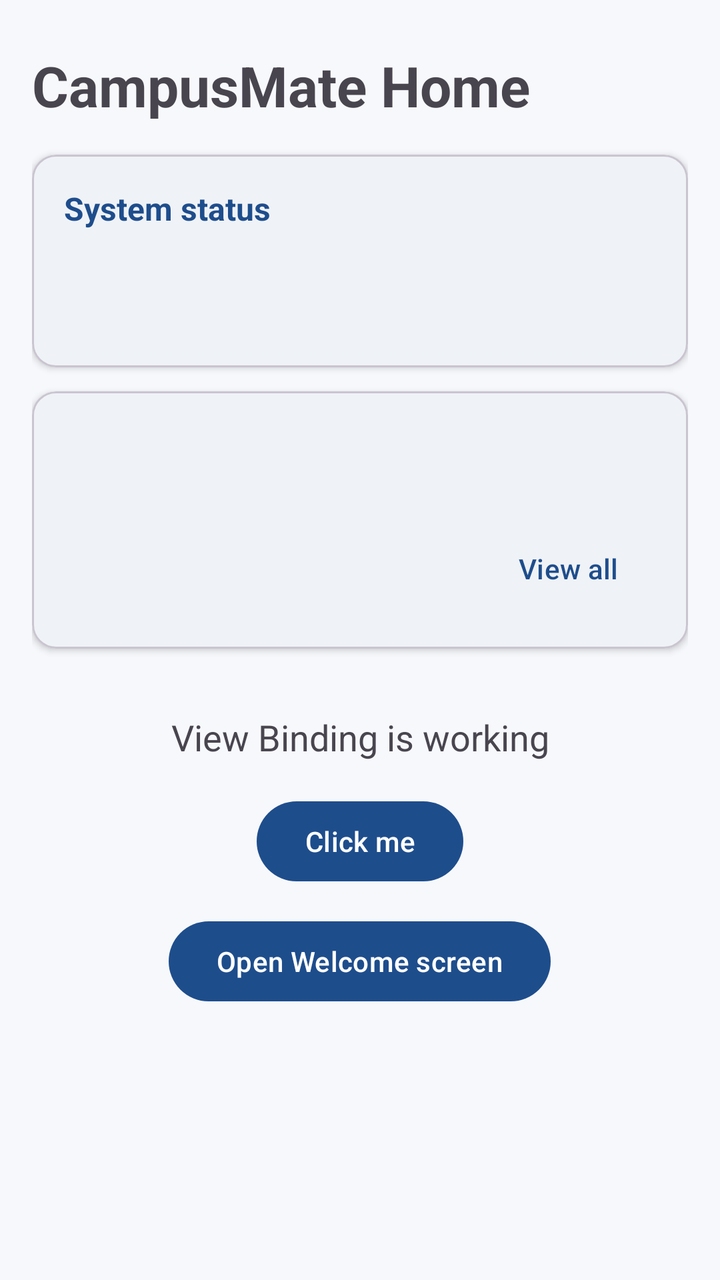
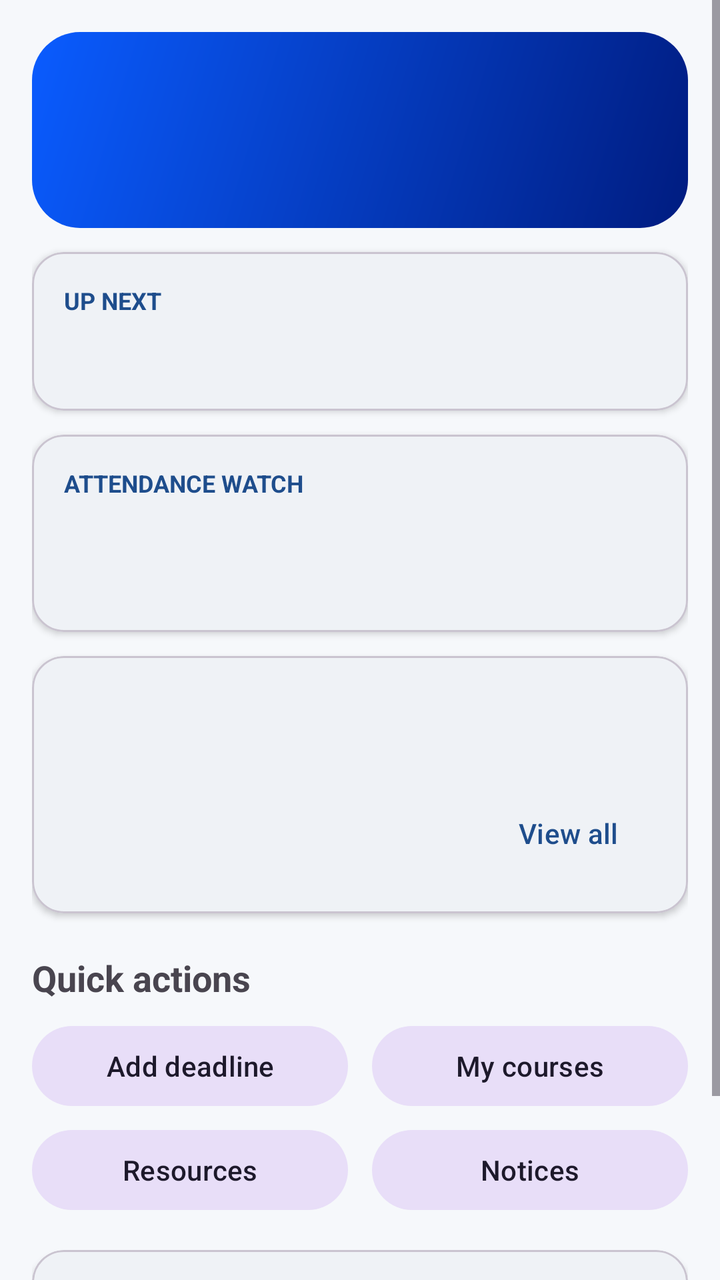

Compare the two renders of this Android layout. The source of the first and the diff that turns it into the second are given below.
<!-- AndroidManifest.xml: application theme Theme.CampusMate -->
<!-- res/layout/fragment_home.xml -->
<?xml version="1.0" encoding="utf-8"?>
<ScrollView xmlns:android="http://schemas.android.com/apk/res/android"
    xmlns:app="http://schemas.android.com/apk/res-auto"
    android:layout_width="match_parent"
    android:layout_height="match_parent"
    android:fillViewport="true">

    <LinearLayout
        android:layout_width="match_parent"
        android:layout_height="wrap_content"
        android:orientation="vertical"
        android:paddingStart="16dp"
        android:paddingTop="24dp"
        android:paddingEnd="16dp"
        android:paddingBottom="24dp">

        <TextView
            android:id="@+id/textTitle"
            android:layout_width="match_parent"
            android:layout_height="wrap_content"
            android:text="@string/home_title"
            android:textSize="28sp"
            android:textStyle="bold" />

        <com.google.android.material.card.MaterialCardView
            android:id="@+id/cardSystemStatus"
            android:layout_width="match_parent"
            android:layout_height="wrap_content"
            android:layout_marginTop="16dp"
            app:cardBackgroundColor="@color/cm_surface"
            app:cardCornerRadius="12dp"
            app:cardElevation="2dp">

            <LinearLayout
                android:layout_width="match_parent"
                android:layout_height="wrap_content"
                android:orientation="vertical"
                android:padding="16dp">

                <TextView
                    android:layout_width="wrap_content"
                    android:layout_height="wrap_content"
                    android:text="@string/system_status_title"
                    android:textColor="?attr/colorPrimary"
                    android:textSize="16sp"
                    android:textStyle="bold" />

                <TextView
                    android:id="@+id/textAirplane"
                    android:layout_width="match_parent"
                    android:layout_height="wrap_content"
                    android:layout_marginTop="8dp"
                    android:textSize="15sp" />

                <TextView
                    android:id="@+id/textPowerSave"
                    android:layout_width="match_parent"
                    android:layout_height="wrap_content"
                    android:layout_marginTop="4dp"
                    android:textSize="15sp" />

                <TextView
                    android:id="@+id/textStatusHint"
                    android:layout_width="match_parent"
                    android:layout_height="wrap_content"
                    android:layout_marginTop="8dp"
                    android:textColor="?attr/colorSecondary"
                    android:textSize="13sp"
                    android:textStyle="italic"
                    android:visibility="gone" />
            </LinearLayout>
        </com.google.android.material.card.MaterialCardView>

        <com.google.android.material.card.MaterialCardView
            android:id="@+id/cardDeadlines"
            android:layout_width="match_parent"
            android:layout_height="wrap_content"
            android:layout_marginTop="12dp"
            app:cardBackgroundColor="@color/cm_surface"
            app:cardCornerRadius="12dp"
            app:cardElevation="2dp">

            <LinearLayout
                android:layout_width="match_parent"
                android:layout_height="wrap_content"
                android:orientation="vertical"
                android:padding="16dp">

                <TextView
                    android:id="@+id/textDeadlineTitle"
                    android:layout_width="wrap_content"
                    android:layout_height="wrap_content"
                    android:textColor="?attr/colorPrimary"
                    android:textSize="16sp"
                    android:textStyle="bold" />

                <TextView
                    android:id="@+id/textDeadlineList"
                    android:layout_width="match_parent"
                    android:layout_height="wrap_content"
                    android:layout_marginTop="8dp"
                    android:textSize="14sp" />

                <com.google.android.material.button.MaterialButton
                    android:id="@+id/buttonOpenDeadlines"
                    style="@style/Widget.Material3.Button.TextButton"
                    android:layout_width="wrap_content"
                    android:layout_height="wrap_content"
                    android:layout_gravity="end"
                    android:text="@string/deadline_card_open" />
            </LinearLayout>
        </com.google.android.material.card.MaterialCardView>

        <TextView
            android:id="@+id/textStatus"
            android:layout_width="match_parent"
            android:layout_height="wrap_content"
            android:layout_marginTop="32dp"
            android:gravity="center"
            android:text="@string/home_subtitle"
            android:textSize="18sp" />

        <Button
            android:id="@+id/buttonTest"
            android:layout_width="wrap_content"
            android:layout_height="wrap_content"
            android:layout_gravity="center_horizontal"
            android:layout_marginTop="16dp"
            android:text="@string/home_button_click" />

        <Button
            android:id="@+id/buttonOpenWelcome"
            android:layout_width="wrap_content"
            android:layout_height="wrap_content"
            android:layout_gravity="center_horizontal"
            android:layout_marginTop="12dp"
            android:text="@string/home_button_open_welcome" />
    </LinearLayout>
</ScrollView>
<!-- resources referenced by this layout -->
<resources>
  <color name="cm_surface">#FFFFFF</color>
  <string name="deadline_card_open">View all</string>
  <string name="home_button_click">Click me</string>
  <string name="home_button_open_welcome">Open Welcome screen</string>
  <string name="home_subtitle">View Binding is working</string>
  <string name="home_title">CampusMate Home</string>
  <string name="system_status_title">System status</string>
  <style name="Theme.CampusMate" parent="Base.Theme.CampusMate" />
  <style name="Base.Theme.CampusMate" parent="Theme.Material3.DayNight.NoActionBar">
          <item name="colorPrimary">@color/cm_primary</item>
          <item name="colorOnPrimary">@color/cm_on_primary</item>
          <item name="colorSecondary">@color/cm_secondary</item>
          <item name="colorOnSecondary">@color/cm_on_secondary</item>
          <item name="android:colorBackground">@color/cm_background</item>
          <item name="colorSurface">@color/cm_surface</item>
          <item name="colorOnSurface">@color/cm_on_surface</item>
          <item name="colorError">@color/cm_error</item>
          <item name="android:statusBarColor">@color/cm_primary_dark</item>
      </style>
  <color name="cm_primary">#1E4D8C</color>
  <color name="cm_on_primary">#FFFFFF</color>
  <color name="cm_secondary">#00897B</color>
  <color name="cm_on_secondary">#FFFFFF</color>
  <color name="cm_background">#F6F8FB</color>
  <color name="cm_on_surface">#1B1F24</color>
  <color name="cm_error">#B3261E</color>
  <color name="cm_primary_dark">#12325C</color>
</resources>

<!-- the commit's change to res/layout/fragment_home.xml (unified diff, before → after) -->
@@ -9,26 +9,306 @@
         android:layout_width="match_parent"
         android:layout_height="wrap_content"
         android:orientation="vertical"
-        android:paddingStart="16dp"
-        android:paddingTop="24dp"
-        android:paddingEnd="16dp"
-        android:paddingBottom="24dp">
+        android:padding="16dp">
+
+        <LinearLayout
+            android:id="@+id/cardHeader"
+            android:layout_width="match_parent"
+            android:layout_height="wrap_content"
+            android:background="@drawable/bg_home_header"
+            android:orientation="vertical"
+            android:padding="20dp">
+
+            <TextView
+                android:id="@+id/textGreeting"
+                android:layout_width="match_parent"
+                android:layout_height="wrap_content"
+                android:textColor="@android:color/white"
+                android:textSize="26sp"
+                android:textStyle="bold" />
+
+            <TextView
+                android:id="@+id/textDate"
+                android:layout_width="match_parent"
+                android:layout_height="wrap_content"
+                android:layout_marginTop="4dp"
+                android:textColor="#E6FFFFFF"
+                android:textSize="14sp" />
+
+            <TextView
+                android:id="@+id/textClassInfo"
+                android:layout_width="wrap_content"
+                android:layout_height="wrap_content"
+                android:layout_marginTop="10dp"
+                android:textColor="@android:color/white"
+                android:textSize="13sp"
+                android:textStyle="bold"
+                android:visibility="gone" />
+        </LinearLayout>
+
+        <com.google.android.material.card.MaterialCardView
+            android:id="@+id/cardNextClass"
+            android:layout_width="match_parent"
+            android:layout_height="wrap_content"
+            android:layout_marginTop="12dp"
+            android:clickable="true"
+            android:focusable="true"
+            app:cardBackgroundColor="@color/cm_surface"
+            app:cardCornerRadius="16dp"
+            app:cardElevation="2dp">
+
+            <LinearLayout
+                android:layout_width="match_parent"
+                android:layout_height="wrap_content"
+                android:orientation="vertical"
+                android:padding="16dp">
+
+                <TextView
+                    android:layout_width="wrap_content"
+                    android:layout_height="wrap_content"
+                    android:text="@string/home_next_label"
+                    android:textColor="?attr/colorPrimary"
+                    android:textSize="12sp"
+                    android:textStyle="bold" />
+
+                <TextView
+                    android:id="@+id/textNextCourse"
+                    android:layout_width="match_parent"
+                    android:layout_height="wrap_content"
+                    android:layout_marginTop="4dp"
+                    android:textSize="20sp"
+                    android:textStyle="bold" />
+
+                <TextView
+                    android:id="@+id/textNextTitle"
+                    android:layout_width="match_parent"
+                    android:layout_height="wrap_content"
+                    android:textSize="14sp"
+                    android:visibility="gone" />
+
+                <TextView
+                    android:id="@+id/textNextTime"
+                    android:layout_width="match_parent"
+                    android:layout_height="wrap_content"
+                    android:layout_marginTop="6dp"
+                    android:textSize="14sp"
+                    android:visibility="gone" />
+
+                <TextView
+                    android:id="@+id/textNextWhen"
+                    android:layout_width="match_parent"
+                    android:layout_height="wrap_content"
+                    android:layout_marginTop="4dp"
+                    android:textColor="?attr/colorSecondary"
+                    android:textSize="14sp"
+                    android:textStyle="bold"
+                    android:visibility="gone" />
+            </LinearLayout>
+        </com.google.android.material.card.MaterialCardView>
+
+        <com.google.android.material.card.MaterialCardView
+            android:id="@+id/cardAttendance"
+            android:layout_width="match_parent"
+            android:layout_height="wrap_content"
+            android:layout_marginTop="12dp"
+            android:clickable="true"
+            android:focusable="true"
+            app:cardBackgroundColor="@color/cm_surface"
+            app:cardCornerRadius="16dp"
+            app:cardElevation="2dp">
+
+            <LinearLayout
+                android:layout_width="match_parent"
+                android:layout_height="wrap_content"
+                android:orientation="vertical"
+                android:padding="16dp">
+
+                <TextView
+                    android:layout_width="wrap_content"
+                    android:layout_height="wrap_content"
+                    android:text="@string/home_attendance_label"
+                    android:textColor="?attr/colorPrimary"
+                    android:textSize="12sp"
+                    android:textStyle="bold" />
+
+                <TextView
+                    android:id="@+id/textAttendanceLine"
+                    android:layout_width="match_parent"
+                    android:layout_height="wrap_content"
+                    android:layout_marginTop="4dp"
+                    android:textSize="17sp"
+                    android:textStyle="bold" />
+
+                <com.google.android.material.progressindicator.LinearProgressIndicator
+                    android:id="@+id/progressAttendance"
+                    android:layout_width="match_parent"
+                    android:layout_height="wrap_content"
+                    android:layout_marginTop="8dp"
+                    android:max="100"
+                    android:visibility="gone"
+                    app:trackCornerRadius="4dp"
+                    app:trackThickness="8dp" />
+
+                <TextView
+                    android:id="@+id/textAttendanceHint"
+                    android:layout_width="match_parent"
+                    android:layout_height="wrap_content"
+                    android:layout_marginTop="6dp"
+                    android:textSize="13sp" />
+            </LinearLayout>
+        </com.google.android.material.card.MaterialCardView>
+
+        <com.google.android.material.card.MaterialCardView
+            android:id="@+id/cardDeadlines"
+            android:layout_width="match_parent"
+            android:layout_height="wrap_content"
+            android:layout_marginTop="12dp"
+            app:cardBackgroundColor="@color/cm_surface"
+            app:cardCornerRadius="16dp"
+            app:cardElevation="2dp">
+
+            <LinearLayout
+                android:layout_width="match_parent"
+                android:layout_height="wrap_content"
+                android:orientation="vertical"
+                android:padding="16dp">
+
+                <TextView
+                    android:id="@+id/textDeadlineTitle"
+                    android:layout_width="wrap_content"
+                    android:layout_height="wrap_content"
+                    android:textColor="?attr/colorPrimary"
+                    android:textSize="16sp"
+                    android:textStyle="bold" />
+
+                <TextView
+                    android:id="@+id/textDeadlineList"
+                    android:layout_width="match_parent"
+                    android:layout_height="wrap_content"
+                    android:layout_marginTop="8dp"
+                    android:textSize="14sp" />
+
+                <com.google.android.material.button.MaterialButton
+                    android:id="@+id/buttonOpenDeadlines"
+                    style="@style/Widget.Material3.Button.TextButton"
+                    android:layout_width="wrap_content"
+                    android:layout_height="wrap_content"
+                    android:layout_gravity="end"
+                    android:text="@string/deadline_card_open" />
+            </LinearLayout>
+        </com.google.android.material.card.MaterialCardView>
 
         <TextView
-            android:id="@+id/textTitle"
-            android:layout_width="match_parent"
-            android:layout_height="wrap_content"
-            android:text="@string/home_title"
-            android:textSize="28sp"
+            android:id="@+id/textActionsTitle"
+            android:layout_width="match_parent"
+            android:layout_height="wrap_content"
+            android:layout_marginTop="20dp"
+            android:text="@string/home_actions_title"
+            android:textSize="18sp"
             android:textStyle="bold" />
 
+        <LinearLayout
+            android:id="@+id/rowActions1"
+            android:layout_width="match_parent"
+            android:layout_height="wrap_content"
+            android:layout_marginTop="8dp"
+            android:orientation="horizontal">
+
+            <com.google.android.material.button.MaterialButton
+                android:id="@+id/buttonActionDeadline"
+                style="@style/Widget.Material3.Button.TonalButton"
+                android:layout_width="0dp"
+                android:layout_height="wrap_content"
+                android:layout_marginEnd="6dp"
+                android:layout_weight="1"
+                android:text="@string/home_action_deadline" />
+
+            <com.google.android.material.button.MaterialButton
+                android:id="@+id/buttonActionCourses"
+                style="@style/Widget.Material3.Button.TonalButton"
+                android:layout_width="0dp"
+                android:layout_height="wrap_content"
+                android:layout_marginStart="6dp"
+                android:layout_weight="1"
+                android:text="@string/home_action_courses" />
+        </LinearLayout>
+
+        <LinearLayout
+            android:id="@+id/rowActions2"
+            android:layout_width="match_parent"
+            android:layout_height="wrap_content"
+            android:layout_marginTop="4dp"
+            android:orientation="horizontal">
+
+            <com.google.android.material.button.MaterialButton
+                android:id="@+id/buttonActionResources"
+                style="@style/Widget.Material3.Button.TonalButton"
+                android:layout_width="0dp"
+                android:layout_height="wrap_content"
+                android:layout_marginEnd="6dp"
+                android:layout_weight="1"
+                android:text="@string/home_action_resources" />
+
+            <com.google.android.material.button.MaterialButton
+                android:id="@+id/buttonActionNotices"
+                style="@style/Widget.Material3.Button.TonalButton"
+                android:layout_width="0dp"
+                android:layout_height="wrap_content"
+                android:layout_marginStart="6dp"
+                android:layout_weight="1"
+                android:text="@string/home_action_notices" />
+        </LinearLayout>
+
+        <com.google.android.material.card.MaterialCardView
+            android:id="@+id/cardProfileNudge"
+            android:layout_width="match_parent"
+            android:layout_height="wrap_content"
+            android:layout_marginTop="16dp"
+            android:visibility="gone"
+            app:cardBackgroundColor="@color/cm_surface"
+            app:cardCornerRadius="16dp"
+            app:cardElevation="2dp"
+            app:strokeColor="?attr/colorPrimary"
+            app:strokeWidth="1dp">
+
+            <LinearLayout
+                android:layout_width="match_parent"
+                android:layout_height="wrap_content"
+                android:orientation="vertical"
+                android:padding="16dp">
+
+                <TextView
+                    android:layout_width="wrap_content"
+                    android:layout_height="wrap_content"
+                    android:text="@string/home_profile_title"
+                    android:textColor="?attr/colorPrimary"
+                    android:textSize="16sp"
+                    android:textStyle="bold" />
+
+                <TextView
+                    android:layout_width="match_parent"
+                    android:layout_height="wrap_content"
+                    android:layout_marginTop="6dp"
+                    android:text="@string/home_profile_body"
+                    android:textSize="14sp" />
+
+                <com.google.android.material.button.MaterialButton
+                    android:id="@+id/buttonFinishProfile"
+                    android:layout_width="wrap_content"
+                    android:layout_height="wrap_content"
+                    android:layout_gravity="end"
+                    android:layout_marginTop="8dp"
+                    android:text="@string/home_profile_button" />
+            </LinearLayout>
+        </com.google.android.material.card.MaterialCardView>
+
         <com.google.android.material.card.MaterialCardView
             android:id="@+id/cardSystemStatus"
             android:layout_width="match_parent"
             android:layout_height="wrap_content"
             android:layout_marginTop="16dp"
             app:cardBackgroundColor="@color/cm_surface"
-            app:cardCornerRadius="12dp"
+            app:cardCornerRadius="16dp"
             app:cardElevation="2dp">
 
             <LinearLayout
@@ -70,70 +350,5 @@
                     android:visibility="gone" />
             </LinearLayout>
         </com.google.android.material.card.MaterialCardView>
-
-        <com.google.android.material.card.MaterialCardView
-            android:id="@+id/cardDeadlines"
-            android:layout_width="match_parent"
-            android:layout_height="wrap_content"
-            android:layout_marginTop="12dp"
-            app:cardBackgroundColor="@color/cm_surface"
-            app:cardCornerRadius="12dp"
-            app:cardElevation="2dp">
-
-            <LinearLayout
-                android:layout_width="match_parent"
-                android:layout_height="wrap_content"
-                android:orientation="vertical"
-                android:padding="16dp">
-
-                <TextView
-                    android:id="@+id/textDeadlineTitle"
-                    android:layout_width="wrap_content"
-                    android:layout_height="wrap_content"
-                    android:textColor="?attr/colorPrimary"
-                    android:textSize="16sp"
-                    android:textStyle="bold" />
-
-                <TextView
-                    android:id="@+id/textDeadlineList"
-                    android:layout_width="match_parent"
-                    android:layout_height="wrap_content"
-                    android:layout_marginTop="8dp"
-                    android:textSize="14sp" />
-
-                <com.google.android.material.button.MaterialButton
-                    android:id="@+id/buttonOpenDeadlines"
-                    style="@style/Widget.Material3.Button.TextButton"
-                    android:layout_width="wrap_content"
-                    android:layout_height="wrap_content"
-                    android:layout_gravity="end"
-                    android:text="@string/deadline_card_open" />
-            </LinearLayout>
-        </com.google.android.material.card.MaterialCardView>
-
-        <TextView
-            android:id="@+id/textStatus"
-            android:layout_width="match_parent"
-            android:layout_height="wrap_content"
-            android:layout_marginTop="32dp"
-            android:gravity="center"
-            android:text="@string/home_subtitle"
-            android:textSize="18sp" />
-
-        <Button
-            android:id="@+id/buttonTest"
-            android:layout_width="wrap_content"
-            android:layout_height="wrap_content"
-            android:layout_gravity="center_horizontal"
-            android:layout_marginTop="16dp"
-            android:text="@string/home_button_click" />
-
-        <Button
-            android:id="@+id/buttonOpenWelcome"
-            android:layout_width="wrap_content"
-            android:layout_height="wrap_content"
-            android:layout_gravity="center_horizontal"
-            android:layout_marginTop="12dp"
-            android:text="@string/home_button_open_welcome" />
     </LinearLayout>
 </ScrollView>
<!-- resource entries referenced after the edit -->
@@ -1,11 +1,26 @@
 <!-- resources referenced by this layout -->
 <resources>
   <color name="cm_surface">#FFFFFF</color>
+  <!-- drawable bg_home_header (drawable) -->
+  <?xml version="1.0" encoding="utf-8"?>
+  <shape xmlns:android="http://schemas.android.com/apk/res/android">
+      <gradient
+          android:angle="315"
+          android:endColor="#001C80"
+          android:startColor="#0A5CFF" />
+      <corners android:radius="24dp" />
+  </shape>
   <string name="deadline_card_open">View all</string>
-  <string name="home_button_click">Click me</string>
-  <string name="home_button_open_welcome">Open Welcome screen</string>
-  <string name="home_subtitle">View Binding is working</string>
-  <string name="home_title">CampusMate Home</string>
+  <string name="home_action_courses">My courses</string>
+  <string name="home_action_deadline">Add deadline</string>
+  <string name="home_action_notices">Notices</string>
+  <string name="home_action_resources">Resources</string>
+  <string name="home_actions_title">Quick actions</string>
+  <string name="home_attendance_label">ATTENDANCE WATCH</string>
+  <string name="home_next_label">UP NEXT</string>
+  <string name="home_profile_body">Add your roll number and section to see your own routine and next class here.</string>
+  <string name="home_profile_button">Open profile</string>
+  <string name="home_profile_title">Finish your profile</string>
   <string name="system_status_title">System status</string>
   <style name="Theme.CampusMate" parent="Base.Theme.CampusMate" />
   <style name="Base.Theme.CampusMate" parent="Theme.Material3.DayNight.NoActionBar">
@@ -18,6 +33,7 @@
           <item name="colorOnSurface">@color/cm_on_surface</item>
           <item name="colorError">@color/cm_error</item>
           <item name="android:statusBarColor">@color/cm_primary_dark</item>
+          <item name="android:windowAnimationStyle">@style/CampusMate.WindowAnimation</item>
       </style>
   <color name="cm_primary">#1E4D8C</color>
   <color name="cm_on_primary">#FFFFFF</color>
@@ -27,5 +43,11 @@
   <color name="cm_on_surface">#1B1F24</color>
   <color name="cm_error">#B3261E</color>
   <color name="cm_primary_dark">#12325C</color>
+  <style name="CampusMate.WindowAnimation" parent="@android:style/Animation.Activity">
+          <item name="android:activityOpenEnterAnimation">@anim/cm_enter</item>
+          <item name="android:activityOpenExitAnimation">@anim/cm_exit</item>
+          <item name="android:activityCloseEnterAnimation">@anim/cm_pop_enter</item>
+          <item name="android:activityCloseExitAnimation">@anim/cm_pop_exit</item>
+      </style>
 </resources>
 
